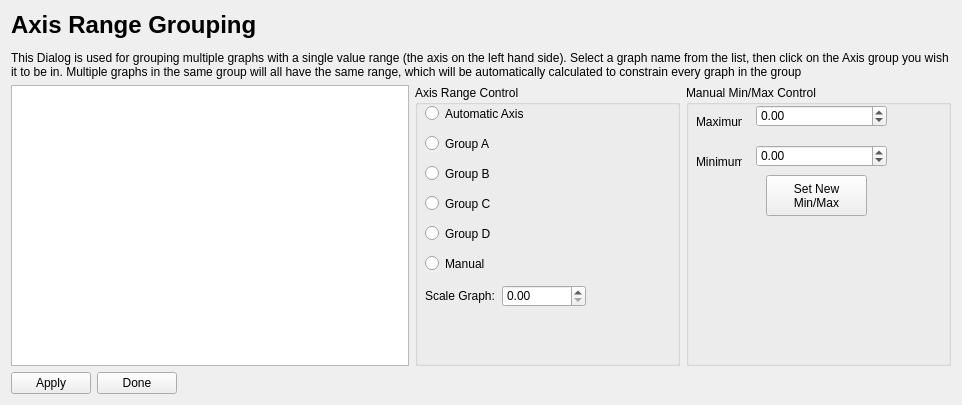
This is src/ui/AP2DataPlotAxisDialog.ui in ArduPilot/apm_planner as Qt 5 draws it before an edit. The edited form follows.
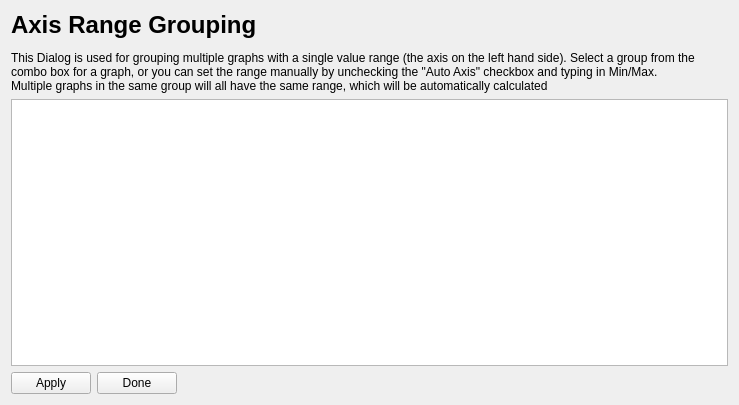
This is the edited form.

Commit message: Changes to fix manual axis control for AP2DataPlot, and tidying up the UI

Diff of the .ui file:
```diff
--- a/src/ui/AP2DataPlotAxisDialog.ui
+++ b/src/ui/AP2DataPlotAxisDialog.ui
@@ -6,7 +6,7 @@
    <rect>
     <x>0</x>
     <y>0</y>
-    <width>962</width>
+    <width>739</width>
     <height>405</height>
    </rect>
   </property>
@@ -18,7 +18,7 @@
     <widget class="QLabel" name="label_3">
      <property name="text">
       <string>&lt;h1&gt;Axis Range Grouping&lt;/h1&gt;
-This Dialog is used for grouping multiple graphs with a single value range (the axis on the left hand side). Select a graph name from the list, then click on the Axis group you wish it to be in. Multiple graphs in the same group will all have the same range, which will be automatically calculated to constrain every graph in the group</string>
+This Dialog is used for grouping multiple graphs with a single value range (the axis on the left hand side). Select a group from the combo box for a graph, or you can set the range manually by unchecking the &quot;Auto Axis&quot; checkbox and typing in Min/Max. &lt;br&gt;Multiple graphs in the same group will all have the same range, which will be automatically calculated</string>
      </property>
      <property name="wordWrap">
       <bool>true</bool>
@@ -26,206 +26,13 @@
     </widget>
    </item>
    <item>
-    <layout class="QHBoxLayout" name="horizontalLayout_2" stretch="3,2,2">
+    <layout class="QHBoxLayout" name="horizontalLayout_2" stretch="3">
      <property name="sizeConstraint">
       <enum>QLayout::SetDefaultConstraint</enum>
      </property>
      <item>
       <widget class="QTableWidget" name="graphTableWidget"/>
      </item>
-     <item>
-      <widget class="QGroupBox" name="axisRangeGroupBox">
-       <property name="title">
-        <string>Axis Range Control</string>
-       </property>
-       <widget class="QRadioButton" name="groupDRadioButton">
-        <property name="geometry">
-         <rect>
-          <x>10</x>
-          <y>140</y>
-          <width>82</width>
-          <height>17</height>
-         </rect>
-        </property>
-        <property name="text">
-         <string>Group D</string>
-        </property>
-       </widget>
-       <widget class="QRadioButton" name="groupARadioButton">
-        <property name="geometry">
-         <rect>
-          <x>10</x>
-          <y>50</y>
-          <width>82</width>
-          <height>17</height>
-         </rect>
-        </property>
-        <property name="text">
-         <string>Group A</string>
-        </property>
-       </widget>
-       <widget class="QRadioButton" name="autoRadioButton">
-        <property name="geometry">
-         <rect>
-          <x>10</x>
-          <y>20</y>
-          <width>101</width>
-          <height>17</height>
-         </rect>
-        </property>
-        <property name="text">
-         <string>Automatic Axis</string>
-        </property>
-       </widget>
-       <widget class="QRadioButton" name="groupCRadioButton">
-        <property name="geometry">
-         <rect>
-          <x>10</x>
-          <y>110</y>
-          <width>82</width>
-          <height>17</height>
-         </rect>
-        </property>
-        <property name="text">
-         <string>Group C</string>
-        </property>
-       </widget>
-       <widget class="QRadioButton" name="groupBRadioButton">
-        <property name="geometry">
-         <rect>
-          <x>10</x>
-          <y>80</y>
-          <width>82</width>
-          <height>17</height>
-         </rect>
-        </property>
-        <property name="text">
-         <string>Group B</string>
-        </property>
-       </widget>
-       <widget class="QRadioButton" name="manualRadioButton">
-        <property name="geometry">
-         <rect>
-          <x>10</x>
-          <y>170</y>
-          <width>82</width>
-          <height>17</height>
-         </rect>
-        </property>
-        <property name="text">
-         <string>Manual</string>
-        </property>
-       </widget>
-       <widget class="QWidget" name="horizontalLayoutWidget">
-        <property name="geometry">
-         <rect>
-          <x>10</x>
-          <y>200</y>
-          <width>161</width>
-          <height>22</height>
-         </rect>
-        </property>
-        <layout class="QHBoxLayout" name="horizontalLayout_3">
-         <item>
-          <widget class="QLabel" name="label_4">
-           <property name="text">
-            <string>Scale Graph:</string>
-           </property>
-          </widget>
-         </item>
-         <item>
-          <widget class="QDoubleSpinBox" name="graphScaleDoubleSpinBox">
-           <property name="decimals">
-            <number>2</number>
-           </property>
-           <property name="maximum">
-            <double>100000.000000000000000</double>
-           </property>
-          </widget>
-         </item>
-        </layout>
-       </widget>
-      </widget>
-     </item>
-     <item>
-      <widget class="QGroupBox" name="minMaxGroupBox">
-       <property name="title">
-        <string>Manual Min/Max Control</string>
-       </property>
-       <widget class="QDoubleSpinBox" name="maxDoubleSpinBox">
-        <property name="geometry">
-         <rect>
-          <x>70</x>
-          <y>20</y>
-          <width>131</width>
-          <height>22</height>
-         </rect>
-        </property>
-        <property name="minimum">
-         <double>-100000.000000000000000</double>
-        </property>
-        <property name="maximum">
-         <double>100000.000000000000000</double>
-        </property>
-       </widget>
-       <widget class="QPushButton" name="setMinMaxPushButton">
-        <property name="geometry">
-         <rect>
-          <x>80</x>
-          <y>90</y>
-          <width>101</width>
-          <height>41</height>
-         </rect>
-        </property>
-        <property name="text">
-         <string>Set New
-Min/Max</string>
-        </property>
-       </widget>
-       <widget class="QLabel" name="label">
-        <property name="geometry">
-         <rect>
-          <x>10</x>
-          <y>30</y>
-          <width>46</width>
-          <height>13</height>
-         </rect>
-        </property>
-        <property name="text">
-         <string>Maximum</string>
-        </property>
-       </widget>
-       <widget class="QDoubleSpinBox" name="minDoubleSpinBox">
-        <property name="geometry">
-         <rect>
-          <x>70</x>
-          <y>60</y>
-          <width>131</width>
-          <height>22</height>
-         </rect>
-        </property>
-        <property name="minimum">
-         <double>-100000.000000000000000</double>
-        </property>
-        <property name="maximum">
-         <double>100000.000000000000000</double>
-        </property>
-       </widget>
-       <widget class="QLabel" name="label_2">
-        <property name="geometry">
-         <rect>
-          <x>10</x>
-          <y>70</y>
-          <width>46</width>
-          <height>13</height>
-         </rect>
-        </property>
-        <property name="text">
-         <string>Minimum</string>
-        </property>
-       </widget>
-      </widget>
-     </item>
     </layout>
    </item>
    <item>
```
The commit also changes 4 other files.
